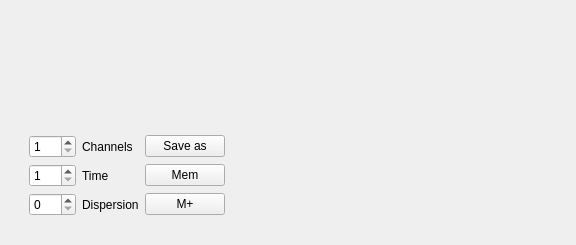
Before: the Qt Designer form src/spectre.ui in vtyulb/BSA-Analytics, drawn with Qt 5.
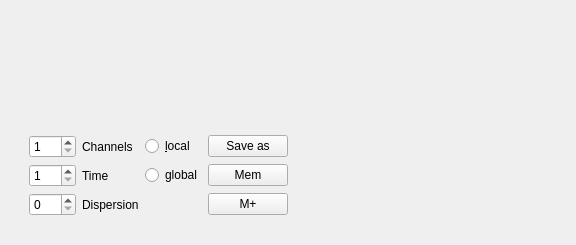
After: the same form once the commit is applied. Custom widgets are drawn as their Qt base class.

Commit message: local & global spectres

```diff
--- a/src/spectre.ui
+++ b/src/spectre.ui
@@ -48,7 +48,7 @@
          </size>
         </property>
         <layout class="QGridLayout" name="gridLayout">
-         <item row="0" column="2">
+         <item row="0" column="3">
           <widget class="QPushButton" name="saver">
            <property name="text">
             <string>Save as</string>
@@ -109,20 +109,34 @@
            </property>
           </widget>
          </item>
-         <item row="2" column="2">
+         <item row="2" column="3">
           <widget class="QPushButton" name="mem">
            <property name="text">
             <string>Mem</string>
            </property>
           </widget>
          </item>
-         <item row="3" column="2">
+         <item row="3" column="3">
           <widget class="QPushButton" name="memPlus">
            <property name="text">
             <string>M+</string>
            </property>
           </widget>
          </item>
+         <item row="0" column="2">
+          <widget class="QRadioButton" name="local">
+           <property name="text">
+            <string>&amp;local</string>
+           </property>
+          </widget>
+         </item>
+         <item row="2" column="2">
+          <widget class="QRadioButton" name="global">
+           <property name="text">
+            <string>global</string>
+           </property>
+          </widget>
+         </item>
         </layout>
        </widget>
       </item>
```
The commit also changes 1 other file.
